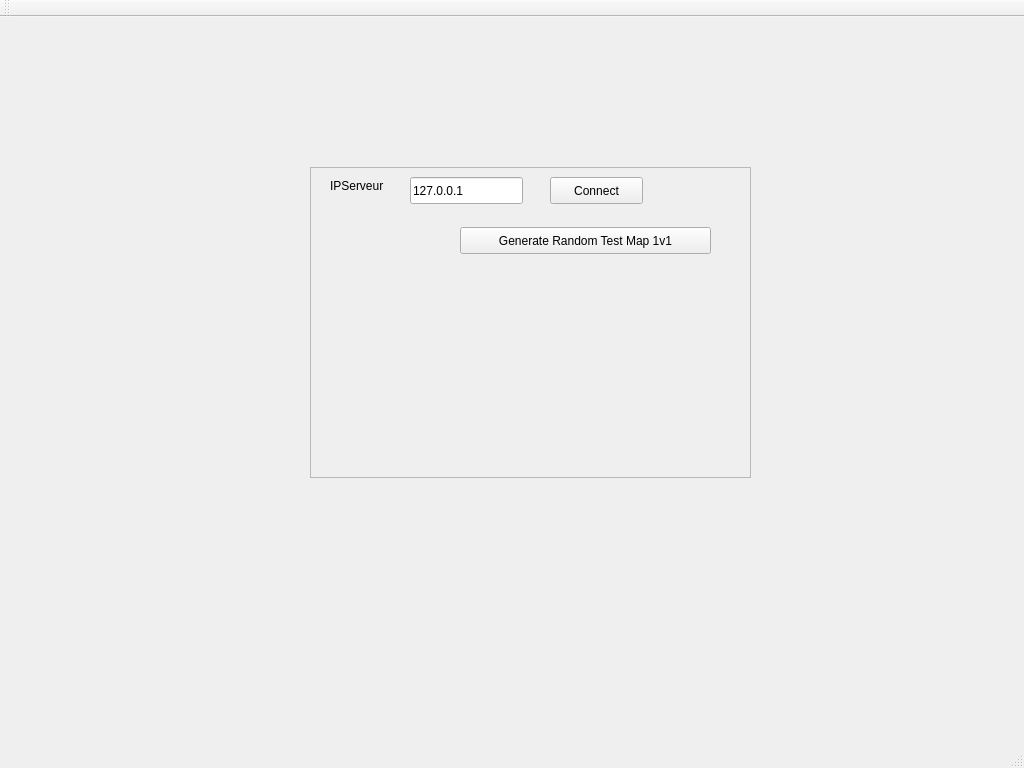
samuellavoie90/cll-PlanetWarsClient, file clientmaingame.ui: the form before one commit.
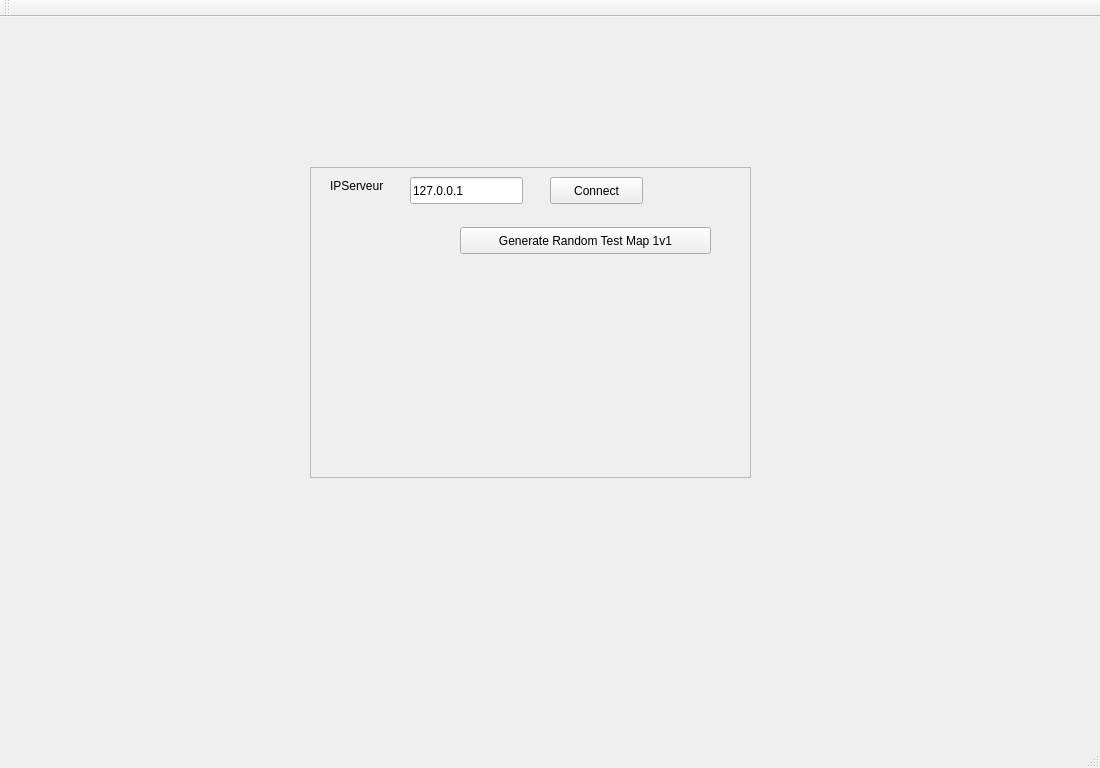
The form after the commit.

The edit to the form file:
```diff
--- a/clientmaingame.ui
+++ b/clientmaingame.ui
@@ -6,7 +6,7 @@
    <rect>
     <x>0</x>
     <y>0</y>
-    <width>1024</width>
+    <width>1100</width>
     <height>768</height>
    </rect>
   </property>
```
Left out of the diff: 2 changed lines with no effect on the pictures.
